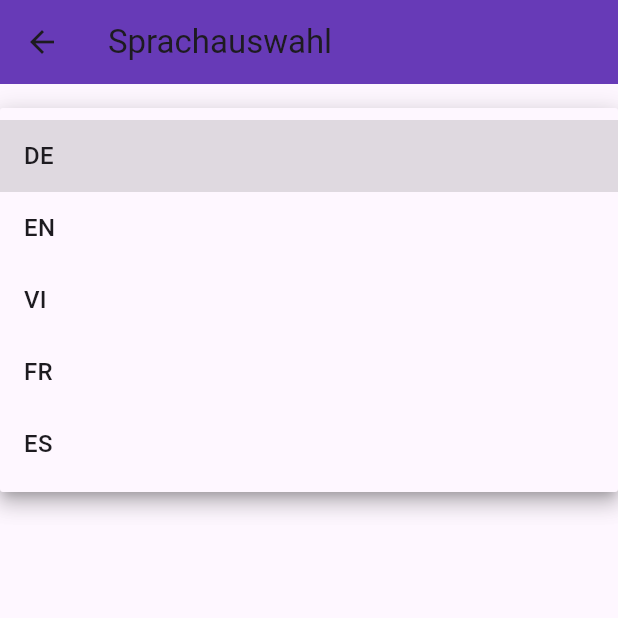
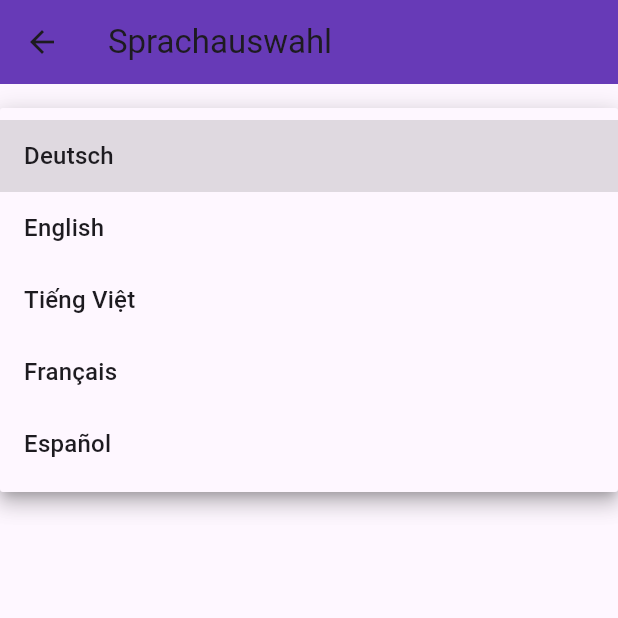
Before and after one commit to lieberschwager/lingua_forge, a Flutter app: the LanguageSelectionScreen screen opened directly, after a tap on "Ich spreche …", on a phone screen of 412 x 824 dp, the top half of it. Run offline on Flutter 3.47's test engine with Material 3 defaults, Android fonts, the phone set to English and light mode, and no system bars; our stand-ins replace shared_preferences; missing offline and left inert: flutter_arm64_lingua; accounts and stored records are empty.

Commit message:
✨ Sprach-Mapping & Strukturupdate: LanguageSelection optimiert, Assets korrigiert

```diff
--- a/lib/screens/language_selection_screen.dart
+++ b/lib/screens/language_selection_screen.dart
@@ -1,7 +1,7 @@
 import 'dart:convert';
 import 'package:flutter/material.dart';
 import 'package:flutter/services.dart';
-import 'main_menu_screen.dart'; // Navigation zur Hauptseite
+import 'main_menu_screen.dart';
 
 class LanguageSelectionScreen extends StatefulWidget {
   const LanguageSelectionScreen({super.key});
@@ -14,6 +14,14 @@ class _LanguageSelectionScreenState extends State<LanguageSelectionScreen> {
   List<String> availableLanguages = [];
   String? sourceLanguage;
   String? targetLanguage;
+
+  final Map<String, String> languageLabels = {
+    "de": "Deutsch",
+    "en": "English",
+    "vi": "Tiếng Việt",
+    "fr": "Français",
+    "es": "Español",
+  };
 
   @override
   void initState() {
@@ -55,7 +63,7 @@ class _LanguageSelectionScreenState extends State<LanguageSelectionScreen> {
               items: availableLanguages.map((lang) {
                 return DropdownMenuItem(
                   value: lang,
-                  child: Text(lang.toUpperCase()),
+                  child: Text(languageLabels[lang] ?? lang.toUpperCase()),
                 );
               }).toList(),
               onChanged: (value) {
@@ -75,7 +83,7 @@ class _LanguageSelectionScreenState extends State<LanguageSelectionScreen> {
               items: availableLanguages.map((lang) {
                 return DropdownMenuItem(
                   value: lang,
-                  child: Text(lang.toUpperCase()),
+                  child: Text(languageLabels[lang] ?? lang.toUpperCase()),
                 );
               }).toList(),
               onChanged: (value) {
```
Also changed, not shown: assets/linguaforge_logo.png (renamed from assets/lingua_forge_logo.png).
